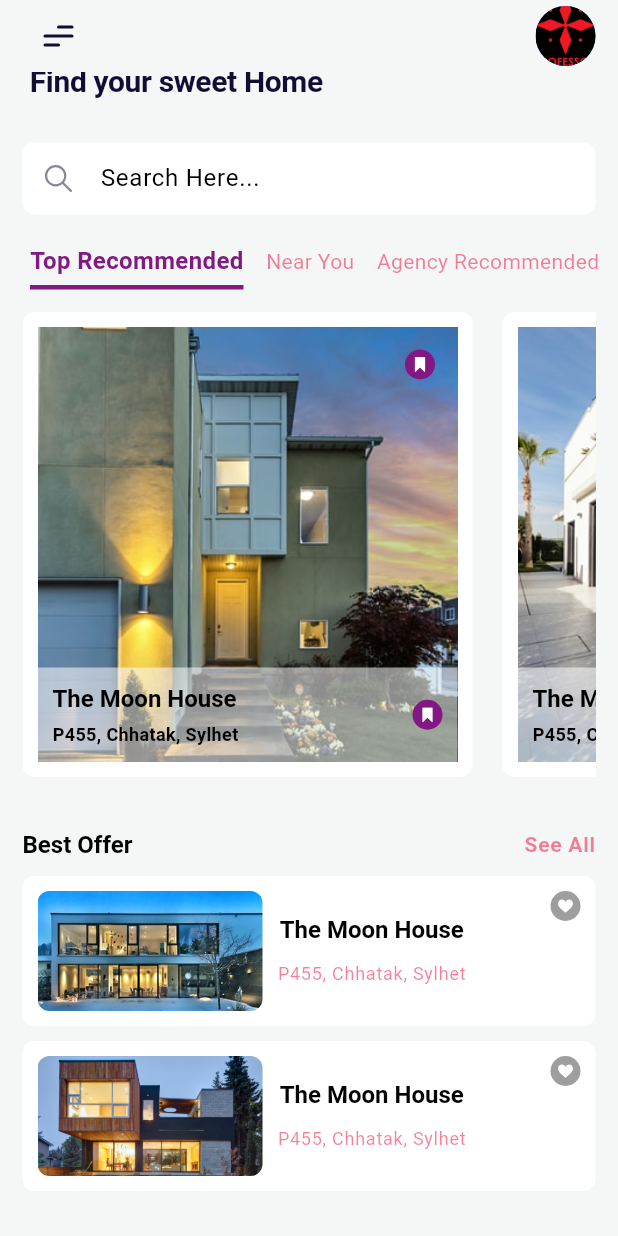
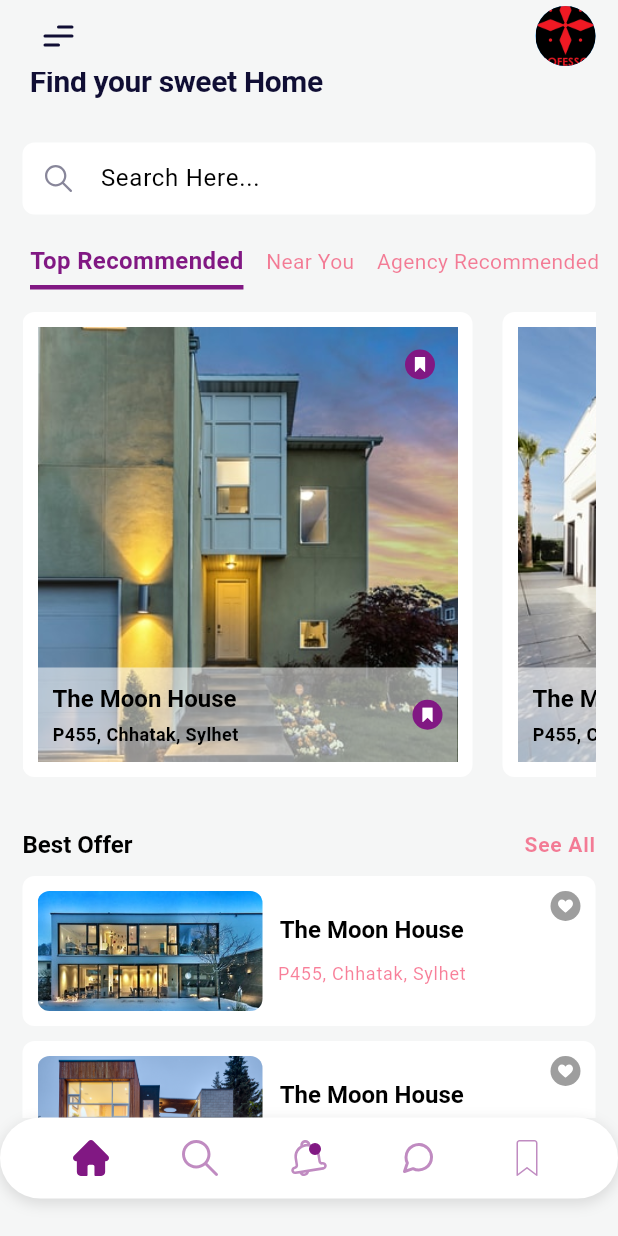
Before and after one commit to brianwereh/trustify, a Flutter app: the screen it shows after launch, scrolled down 54 dp, on a phone screen of 412 x 824 dp. Run offline on Flutter 3.47's test engine with Material 3 defaults, Android fonts, the phone set to English and light mode, and no system bars; our stand-ins replace flutter_svg.

Commit message:
day 2 comit

```diff
--- a/lib/screen/home/home.dart
+++ b/lib/screen/home/home.dart
@@ -2,6 +2,7 @@
 import 'package:trustify/widget/best_offer.dart';
 import 'package:trustify/widget/categories.dart';
 import 'package:trustify/widget/custom_app_bar.dart';
+import 'package:trustify/widget/custom_bottom_navigation_bar.dart';
 import 'package:trustify/widget/recommended_house.dart';
 import 'package:trustify/widget/search_input.dart';
 import 'package:trustify/widget/welcome_text.dart';
@@ -24,6 +25,7 @@
           ],
         ),
       ),
+      bottomNavigationBar: CustomBottomNavigationBar(),
     );
   }
 }
--- /dev/null
+++ b/lib/widget/custom_bottom_navigation_bar.dart
@@ -0,0 +1,36 @@
+import 'package:flutter/material.dart';
+import 'package:flutter_svg/flutter_svg.dart';
+
+class CustomBottomNavigationBar extends StatelessWidget {
+  final bottomBarItem =[
+    'home',
+    'home_search',
+    'notification',
+    'chat',
+    'home_mark'
+  ];
+  @override
+  Widget build(BuildContext context) {
+    return Container(
+      margin: EdgeInsets.only(bottom: 25),
+      padding: EdgeInsets.symmetric(vertical: 15),
+      decoration: BoxDecoration(
+        color: Colors.white,
+        borderRadius: BorderRadius.circular(30),
+        boxShadow: [
+          BoxShadow(
+            color: Colors.grey.withOpacity(0.3),
+            spreadRadius: 1,
+            blurRadius: 7,
+            offset: Offset(0, 3),
+          )
+        ]
+      ),
+      child: Row(
+        mainAxisAlignment: MainAxisAlignment.spaceEvenly,
+        children: bottomBarItem.map((e) => SvgPicture.asset('assets/icons/$e.svg',
+        color: Theme.of(context).primaryColor,)).toList(),
+      ),
+    );
+  }
+}
```
